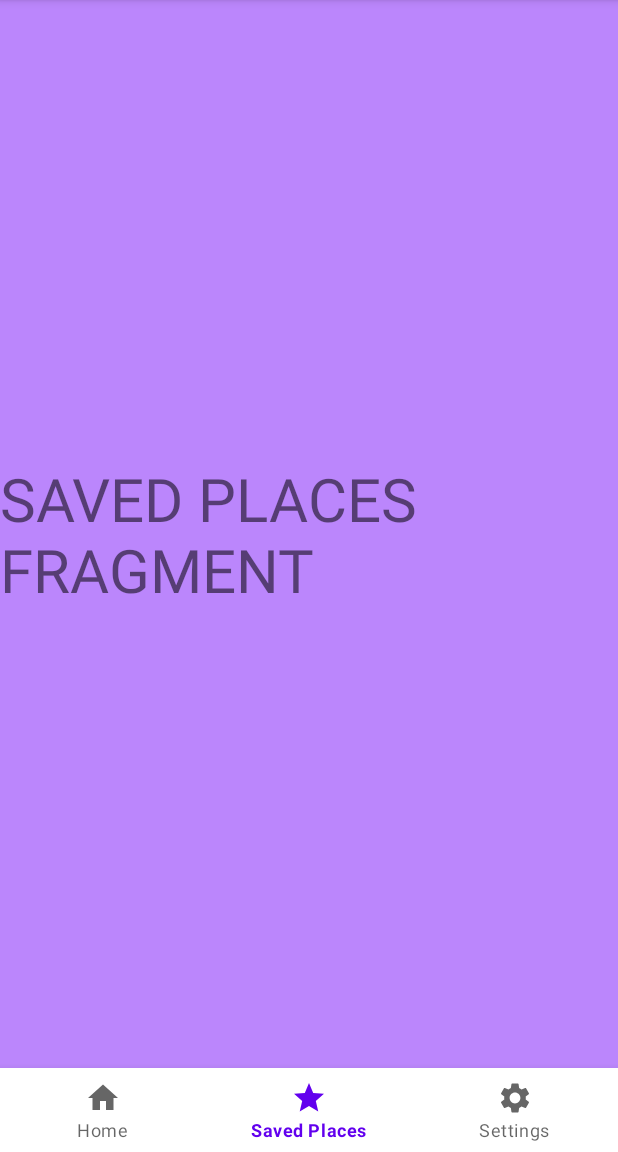
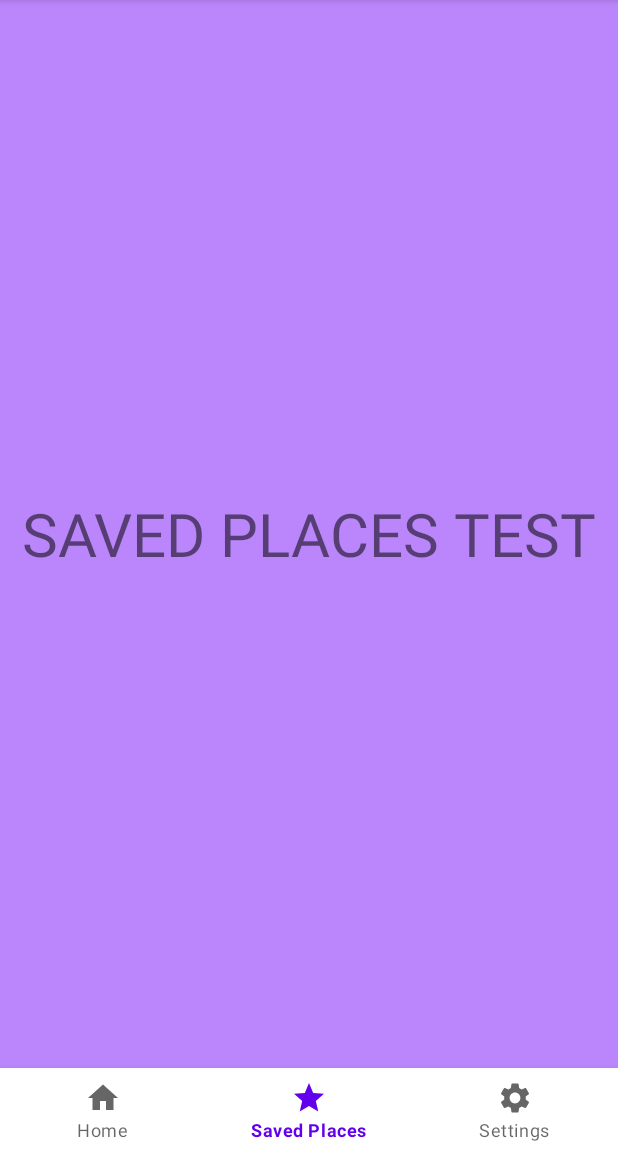
Before and after one commit to ganesh2106/OPSC73112, an Android app: the screen it shows after launch (MainActivity), item 2 of the bottom bar chosen, on a phone screen of 412 x 824 dp, the part 84-1236 px from its top. Run offline under Robolectric (Android 15) with nearby library versions, the phone set to English and light mode, and no system bars.

```diff
--- a/app/src/main/res/layout/fragment_saved_placesragment.xml
+++ b/app/src/main/res/layout/fragment_saved_placesragment.xml
@@ -10,7 +10,7 @@
     <TextView
         android:layout_width="wrap_content"
         android:layout_height="wrap_content"
-        android:text="SAVED PLACES FRAGMENT"
+        android:text="SAVED PLACES TEST"
         android:textSize="40dp"
         android:layout_gravity="center"
         />
```
